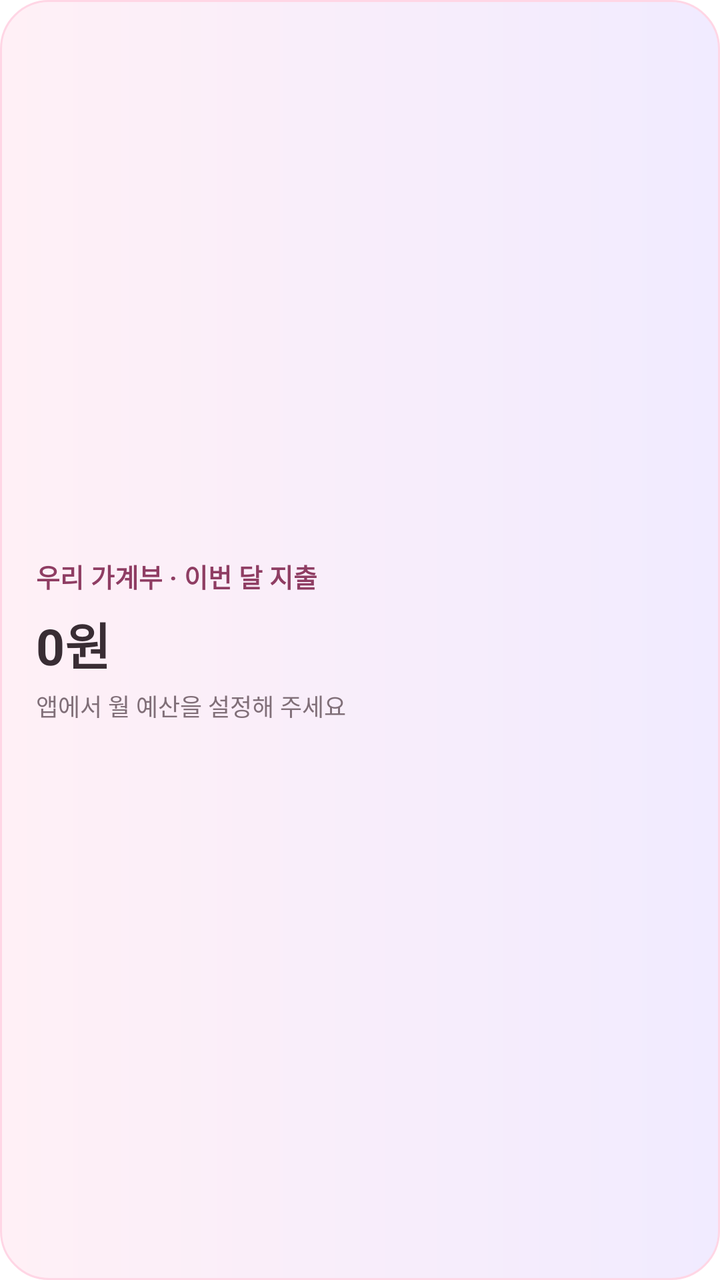
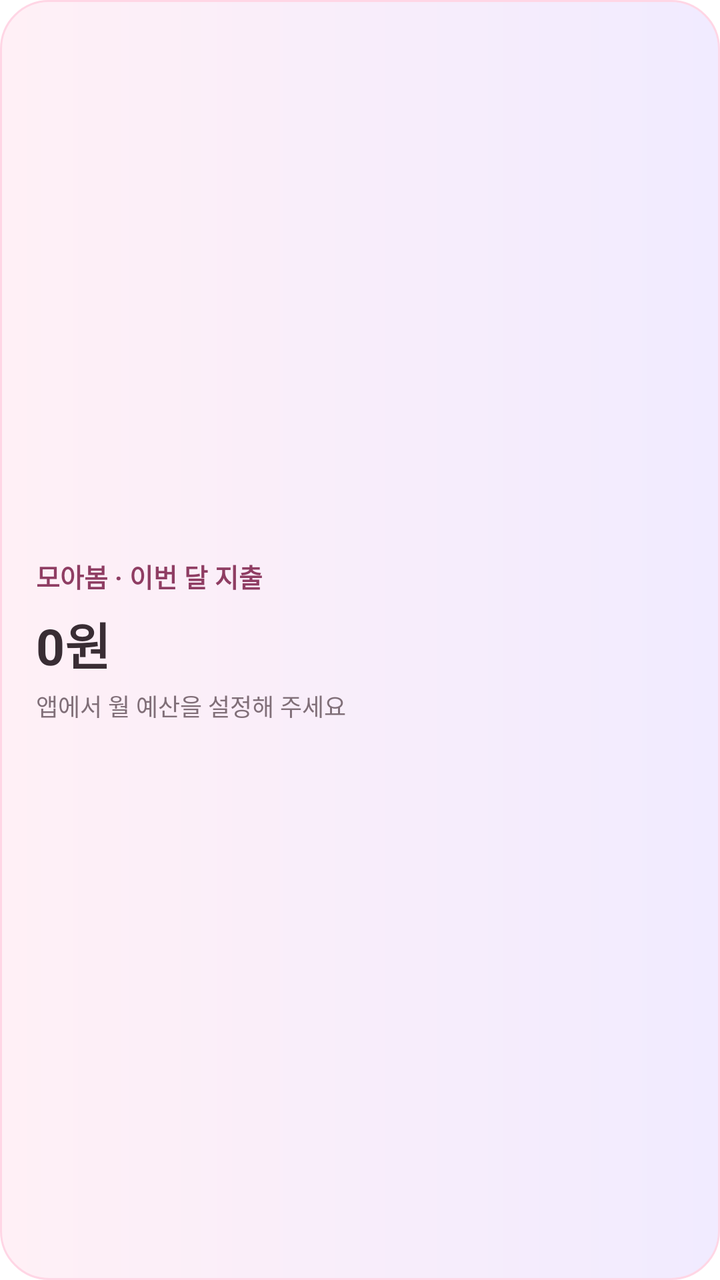

Screens rendered from an Android XML layout before and after an edit, with the pre-edit source and the edit as a unified diff.
<!-- AndroidManifest.xml: fallback theme Theme.MaterialComponents.DayNight.NoActionBar -->
<!-- res/layout/budget_widget.xml -->
<?xml version="1.0" encoding="utf-8"?>
<LinearLayout xmlns:android="http://schemas.android.com/apk/res/android"
    android:id="@+id/widget_root"
    android:layout_width="match_parent"
    android:layout_height="match_parent"
    android:background="@drawable/budget_widget_background"
    android:gravity="center_vertical"
    android:orientation="vertical"
    android:padding="18dp">

    <TextView
        android:layout_width="wrap_content"
        android:layout_height="wrap_content"
        android:text="우리 가계부 · 이번 달 지출"
        android:textColor="#8F3D63"
        android:textSize="13sp"
        android:textStyle="bold" />

    <TextView
        android:id="@+id/widget_expense"
        android:layout_width="wrap_content"
        android:layout_height="wrap_content"
        android:layout_marginTop="6dp"
        android:text="0원"
        android:textColor="#392D34"
        android:textSize="25sp"
        android:textStyle="bold" />

    <TextView
        android:id="@+id/widget_remaining"
        android:layout_width="wrap_content"
        android:layout_height="wrap_content"
        android:layout_marginTop="4dp"
        android:text="앱에서 월 예산을 설정해 주세요"
        android:textColor="#806F78"
        android:textSize="12sp" />

</LinearLayout>
<!-- resources referenced by this layout -->
<resources>
  <!-- drawable budget_widget_background (drawable) -->
  <?xml version="1.0" encoding="utf-8"?>
  <shape xmlns:android="http://schemas.android.com/apk/res/android"
      android:shape="rectangle">
      <gradient
          android:angle="0"
          android:endColor="#F1EBFF"
          android:startColor="#FFF0F6" />
      <corners android:radius="24dp" />
      <stroke
          android:width="1dp"
          android:color="#FFD6E5" />
  </shape>
</resources>

<!-- the commit's change to res/layout/budget_widget.xml (unified diff, before → after) -->
@@ -11,7 +11,7 @@
     <TextView
         android:layout_width="wrap_content"
         android:layout_height="wrap_content"
-        android:text="우리 가계부 · 이번 달 지출"
+        android:text="모아봄 · 이번 달 지출"
         android:textColor="#8F3D63"
         android:textSize="13sp"
         android:textStyle="bold" />
